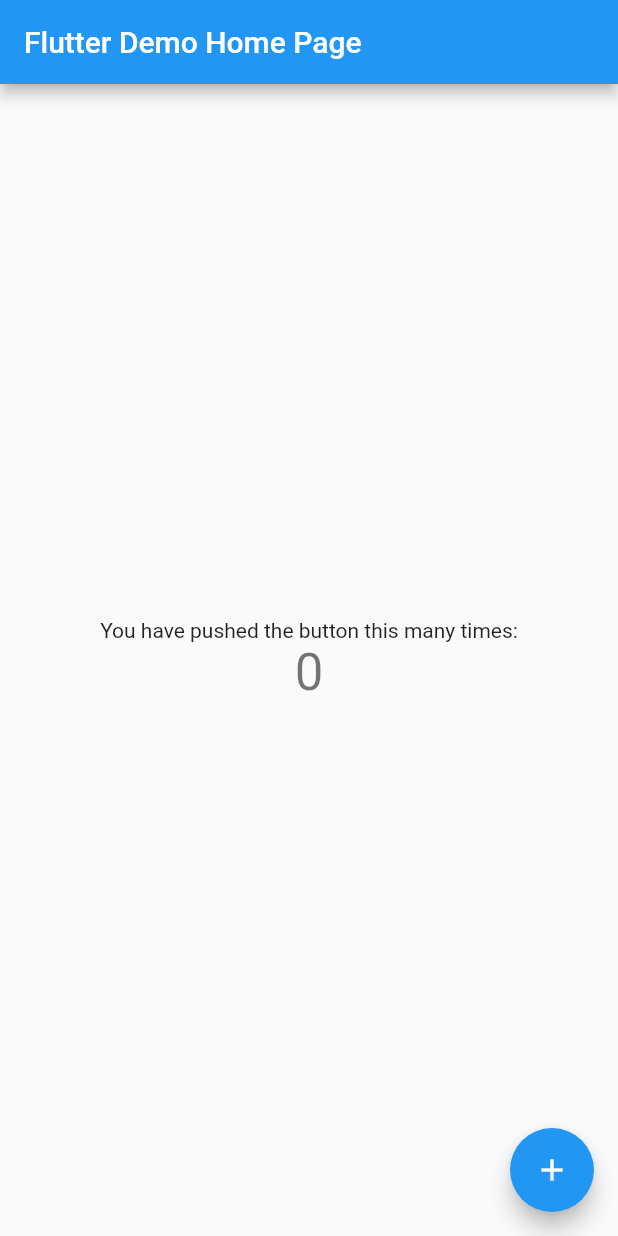
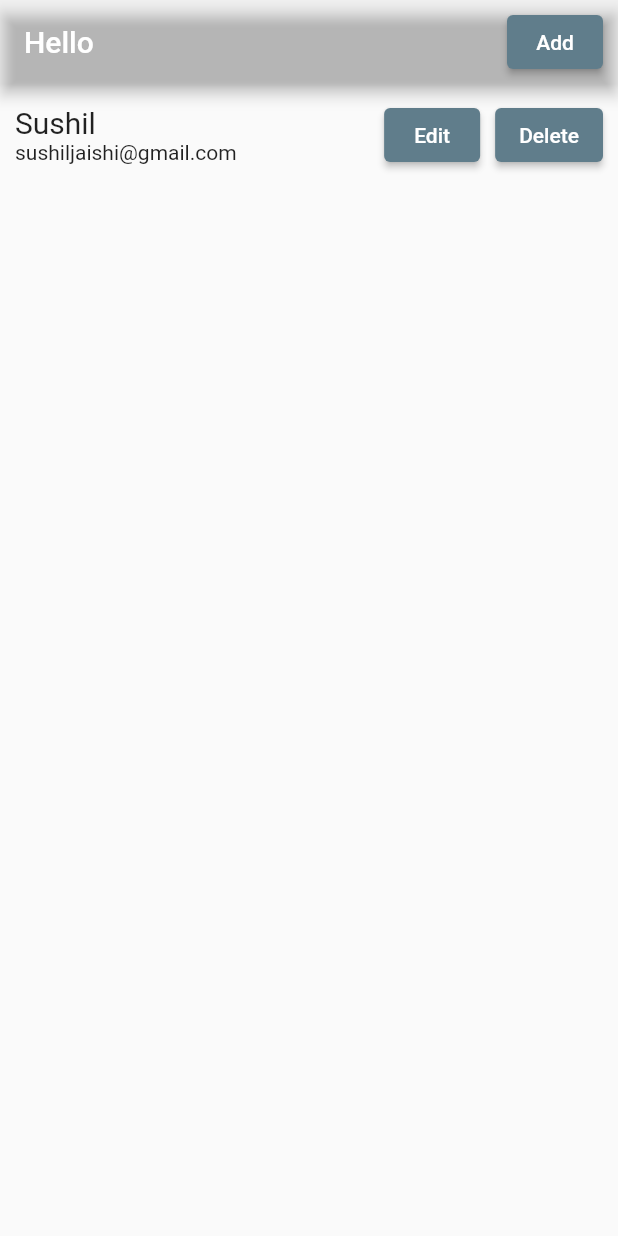
Before and after one commit to Sushil-jaishi/CRUD_Flutter, a Flutter app: the screen it shows after launch, on a phone screen of 412 x 824 dp. Run offline on Flutter 3.47's test engine with Material 2 defaults, Android fonts, the phone set to English and light mode, and no system bars; our stand-ins replace cloud_firestore, firebase_core; accounts and stored records are empty.

Commit message:
basic ui of crud operation created , firebase implemented and add button is functionsl to add user

```diff
--- /dev/null
+++ b/lib/customWidgets/item.dart
@@ -0,0 +1,38 @@
+import 'package:crud/edit.dart';
+import 'package:flutter/material.dart';
+
+class Items extends StatelessWidget{
+  final String name;
+  final String email;
+  Items({required this.name,required this.email});
+  @override
+  Widget build(BuildContext context) {
+    return Row(
+      mainAxisAlignment: MainAxisAlignment.spaceBetween,
+      children: [
+        Column(
+          crossAxisAlignment: CrossAxisAlignment.start,
+          children: [
+            Text(
+              name,
+              style: TextStyle(fontSize: 20),
+            ),
+            Text(email),
+          ],
+        ),
+        Row(
+          children: [
+            ElevatedButton(onPressed: () {
+              Navigator.push(context, MaterialPageRoute(builder: (context) {
+                return  Edit(name: name, email: email);
+              },));
+            }, child: Text('Edit')),
+            SizedBox(width: 10,),
+            ElevatedButton(onPressed: () {}, child: Text('Delete'))
+          ],
+        )
+      ],
+    );
+  }
+
+}
--- /dev/null
+++ b/lib/delete.dart
@@ -0,0 +1,10 @@
+import 'package:flutter/material.dart';
+
+class Delete extends StatelessWidget{
+  @override
+  Widget build(BuildContext context) {
+    return Scaffold();
+
+  }
+
+}
--- /dev/null
+++ b/lib/homePage.dart
@@ -0,0 +1,35 @@
+import 'package:crud/add.dart';
+import 'package:crud/customWidgets/item.dart';
+import 'package:flutter/material.dart';
+
+class HomePage extends StatelessWidget {
+  @override
+  Widget build(BuildContext context) {
+    return Scaffold(
+        appBar: AppBar(
+          title: Text('Hello'),
+          backgroundColor: Color(0xE0E0E0),
+          actions: [
+            Container(
+                margin: EdgeInsets.all(10),
+                child: ElevatedButton(
+                    onPressed: () {
+                      Navigator.push(context, MaterialPageRoute(
+                        builder: (context) {
+                          return Add();
+                        },
+                      ));
+                    },
+                    child: Text('Add'))),
+          ],
+        ),
+        body: Container(
+          margin: EdgeInsets.all(10),
+          child: Column(
+            children: [
+              Items(name: 'Sushil', email: 'sushiljaishi@gmail.com'),
+            ],
+          ),
+        ));
+  }
+}
--- a/lib/main.dart
+++ b/lib/main.dart
@@ -1,115 +1,26 @@
 import 'package:flutter/material.dart';
+import 'package:firebase_core/firebase_core.dart';
+import 'homePage.dart';
 
-void main() {
-  runApp(const MyApp());
+void main() async {
+  WidgetsFlutterBinding.ensureInitialized();
+  return runApp(MyApp());
 }
 
 class MyApp extends StatelessWidget {
-  const MyApp({super.key});
-
-  // This widget is the root of your application.
-  @override
-  Widget build(BuildContext context) {
-    return MaterialApp(
-      title: 'Flutter Demo',
-      theme: ThemeData(
-        // This is the theme of your application.
-        //
-        // Try running your application with "flutter run". You'll see the
-        // application has a blue toolbar. Then, without quitting the app, try
-        // changing the primarySwatch below to Colors.green and then invoke
-        // "hot reload" (press "r" in the console where you ran "flutter run",
-        // or simply save your changes to "hot reload" in a Flutter IDE).
-        // Notice that the counter didn't reset back to zero; the application
-        // is not restarted.
-        primarySwatch: Colors.blue,
-      ),
-      home: const MyHomePage(title: 'Flutter Demo Home Page'),
-    );
-  }
-}
-
-class MyHomePage extends StatefulWidget {
-  const MyHomePage({super.key, required this.title});
-
-  // This widget is the home page of your application. It is stateful, meaning
-  // that it has a State object (defined below) that contains fields that affect
-  // how it looks.
-
-  // This class is the configuration for the state. It holds the values (in this
-  // case the title) provided by the parent (in this case the App widget) and
-  // used by the build method of the State. Fields in a Widget subclass are
-  // always marked "final".
-
-  final String title;
-
-  @override
-  State<MyHomePage> createState() => _MyHomePageState();
-}
-
-class _MyHomePageState extends State<MyHomePage> {
-  int _counter = 0;
-
-  void _incrementCounter() {
-    setState(() {
-      // This call to setState tells the Flutter framework that something has
-      // changed in this State, which causes it to rerun the build method below
-      // so that the display can reflect the updated values. If we changed
-      // _counter without calling setState(), then the build method would not be
-      // called again, and so nothing would appear to happen.
-      _counter++;
-    });
-  }
+  final Future<FirebaseApp> _initialization = Firebase.initializeApp();
 
   @override
   Widget build(BuildContext context) {
-    // This method is rerun every time setState is called, for instance as done
-    // by the _incrementCounter method above.
-    //
-    // The Flutter framework has been optimized to make rerunning build methods
-    // fast, so that you can just rebuild anything that needs updating rather
-    // than having to individually change instances of widgets.
-    return Scaffold(
-      appBar: AppBar(
-        // Here we take the value from the MyHomePage object that was created by
-        // the App.build method, and use it to set our appbar title.
-        title: Text(widget.title),
-      ),
-      body: Center(
-        // Center is a layout widget. It takes a single child and positions it
-        // in the middle of the parent.
-        child: Column(
-          // Column is also a layout widget. It takes a list of children and
-          // arranges them vertically. By default, it sizes itself to fit its
-          // children horizontally, and tries to be as tall as its parent.
-          //
-          // Invoke "debug painting" (press "p" in the console, choose the
-          // "Toggle Debug Paint" action from the Flutter Inspector in Android
-          // Studio, or the "Toggle Debug Paint" command in Visual Studio Code)
-          // to see the wireframe for each widget.
-          //
-          // Column has various properties to control how it sizes itself and
-          // how it positions its children. Here we use mainAxisAlignment to
-          // center the children vertically; the main axis here is the vertical
-          // axis because Columns are vertical (the cross axis would be
-          // horizontal).
-          mainAxisAlignment: MainAxisAlignment.center,
-          children: <Widget>[
-            const Text(
-              'You have pushed the button this many times:',
-            ),
-            Text(
-              '$_counter',
-              style: Theme.of(context).textTheme.headlineMedium,
-            ),
-          ],
-        ),
-      ),
-      floatingActionButton: FloatingActionButton(
-        onPressed: _incrementCounter,
-        tooltip: 'Increment',
-        child: const Icon(Icons.add),
-      ), // This trailing comma makes auto-formatting nicer for build methods.
-    );
+    return FutureBuilder(
+        future: _initialization,
+        builder: (context, snapshot) {
+          return MaterialApp(
+            debugShowCheckedModeBanner: false,
+            title: 'CRUD',
+            theme: ThemeData(primarySwatch: Colors.blueGrey),
+            home: HomePage(),
+          );
+        });
   }
 }
--- a/pubspec.yaml
+++ b/pubspec.yaml
@@ -35,6 +35,9 @@ dependencies:
   # The following adds the Cupertino Icons font to your application.
   # Use with the CupertinoIcons class for iOS style icons.
   cupertino_icons: ^1.0.2
+  firebase_core: ^2.9.0
+  cloud_firestore: ^4.5.1
+
 
 dev_dependencies:
   flutter_test:
```
Also changed, not shown: lib/add.dart (added, +61 -0 lines), lib/addToFirestore.dart (added, +21 -0 lines), lib/edit.dart (added, +49 -0 lines), pubspec.lock, 4 other files.
